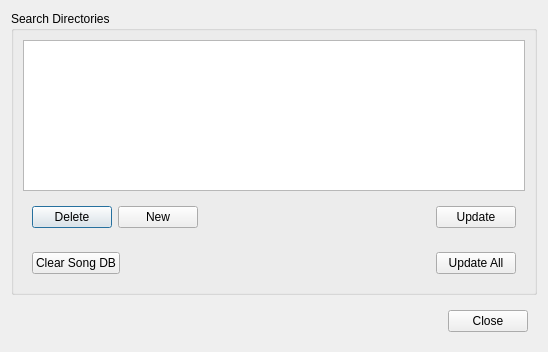
This is KaraokeHost/dlgdatabase.ui in OpenKJ/OpenKJ as Qt 5 draws it before an edit. The edited form follows.
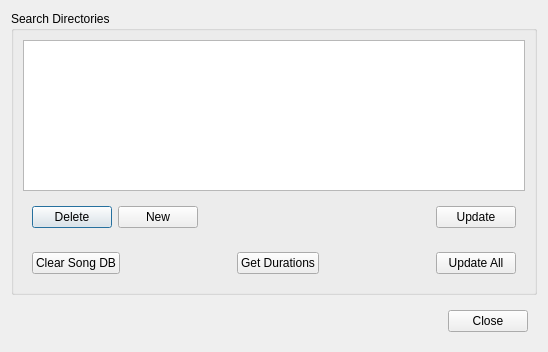
This is the edited form.

Commit message: Kh - Added in required features to scan for and display db song durations

Patch:
```diff
--- a/KaraokeHost/dlgdatabase.ui
+++ b/KaraokeHost/dlgdatabase.ui
@@ -106,6 +106,26 @@
              </property>
             </widget>
            </item>
+           <item>
+            <spacer name="horizontalSpacer_4">
+             <property name="orientation">
+              <enum>Qt::Horizontal</enum>
+             </property>
+             <property name="sizeHint" stdset="0">
+              <size>
+               <width>40</width>
+               <height>20</height>
+              </size>
+             </property>
+            </spacer>
+           </item>
+           <item>
+            <widget class="QPushButton" name="pushButtonGetDurations">
+             <property name="text">
+              <string>Get Durations</string>
+             </property>
+            </widget>
+           </item>
            <item>
             <spacer name="horizontalSpacer_3">
              <property name="orientation">
```
Left out of the diff: 2 changed lines with no effect on the pictures. The commit also changes 15 other files.
